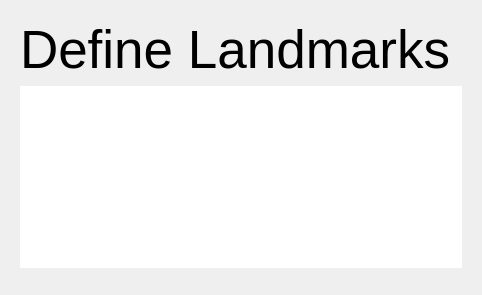
This is Planning/Resources/UI/Planning.ui in NousNav/SlicerOpenNav as Qt 5 draws it before an edit. The edited form follows.
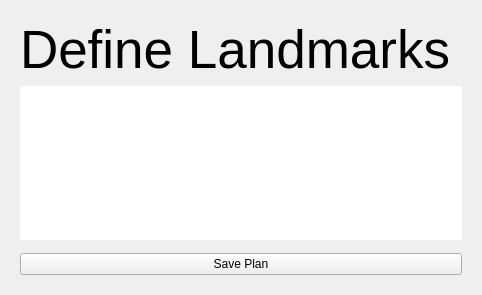
This is the edited form. The open tabs and pages were chosen to show the change. Custom widgets are drawn as their Qt base class.

Commit message:
ENH: Add load/save plan buttons
Plan is saved as an .mrb using slicer.util.saveScene(); loaded with slicer.util.loadScene()

"Load Plan" added to Patients module

"Save Plan" added to Planning/Landmarks step (last step before registration)

The edit to the form file:
```diff
--- a/Planning/Resources/UI/Planning.ui
+++ b/Planning/Resources/UI/Planning.ui
@@ -249,6 +249,13 @@
          </property>
         </spacer>
        </item>
+       <item>
+        <widget class="QPushButton" name="savePlanButton">
+         <property name="text">
+          <string>Save Plan</string>
+         </property>
+        </widget>
+       </item>
       </layout>
      </widget>
     </widget>
```
The commit also changes 3 other files.
